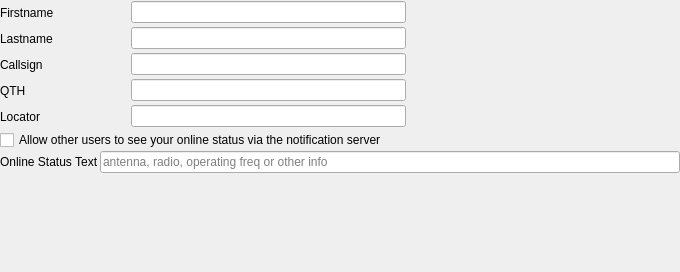
rafael2k/fonias_digital, file qsstv/qsstv/config/operatorconfig.ui: the form before one commit.
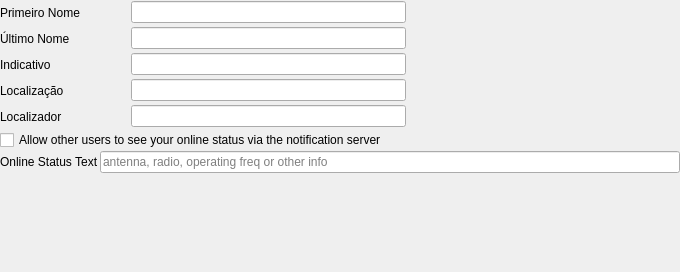
The form after the commit.

Diff of the .ui file:
```diff
--- a/qsstv/qsstv/config/operatorconfig.ui
+++ b/qsstv/qsstv/config/operatorconfig.ui
@@ -46,7 +46,7 @@
         </size>
        </property>
        <property name="text">
-        <string>Firstname</string>
+        <string>Primeiro Nome</string>
        </property>
        <property name="wordWrap">
         <bool>false</bool>
@@ -95,7 +95,7 @@
         </size>
        </property>
        <property name="text">
-        <string>Lastname</string>
+        <string>Último Nome</string>
        </property>
        <property name="wordWrap">
         <bool>false</bool>
@@ -144,7 +144,7 @@
         </size>
        </property>
        <property name="text">
-        <string>Callsign</string>
+        <string>Indicativo</string>
        </property>
        <property name="wordWrap">
         <bool>false</bool>
@@ -193,7 +193,7 @@
         </size>
        </property>
        <property name="text">
-        <string>QTH</string>
+        <string>Localização</string>
        </property>
        <property name="wordWrap">
         <bool>false</bool>
@@ -242,7 +242,7 @@
         </size>
        </property>
        <property name="text">
-        <string>Locator</string>
+        <string>Localizador</string>
        </property>
        <property name="wordWrap">
         <bool>false</bool>
```
Left out of the diff: 9 changed lines with no effect on the pictures.
